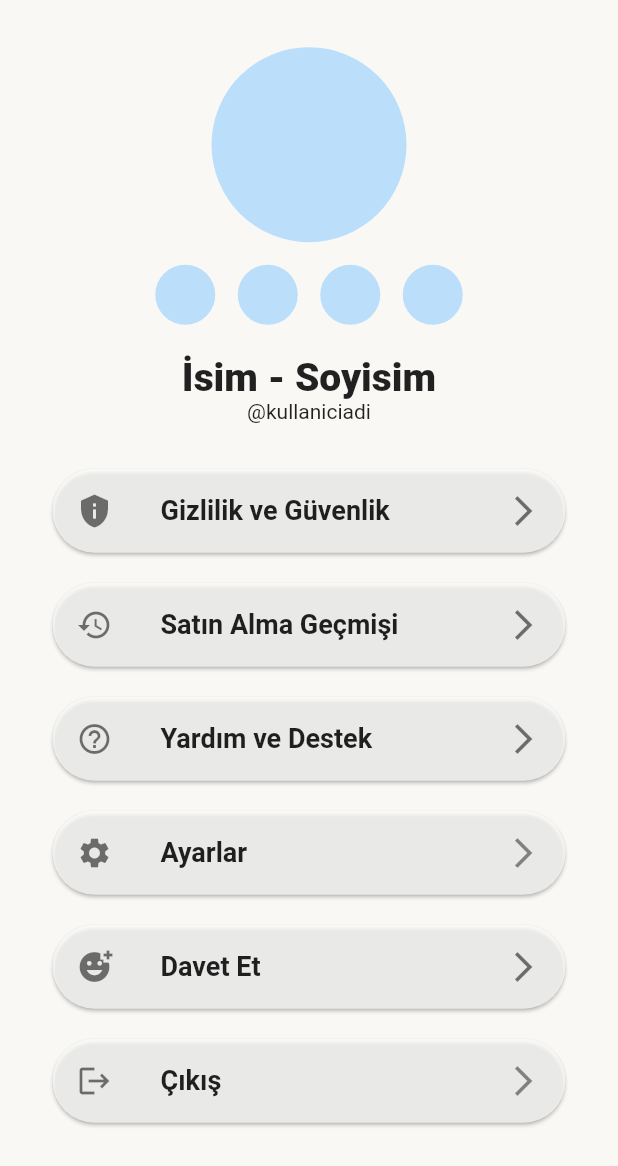
After one commit to elifhusnaturkay/biblioHubApp, a Flutter app: the screen it shows after launch, after a tap on "profilim", on a phone screen of 412 x 824 dp. The commit adds this screen. Shown: the top 1166 px of the screen. Run offline on Flutter 3.47's test engine with Material 2 defaults, Android fonts, the phone set to English and light mode, and no system bars; missing offline and left inert: dart:ffi, scaled_list; Roboto replaces fonts that are missing (AlbertusNova).

Commit message:
profil sayfası oluşturuldu - görsel düzenlemeler yapıldı

```diff
--- a/lib/pages/category_page.dart
+++ b/lib/pages/category_page.dart
@@ -1,5 +1,6 @@
 import 'package:flutter/material.dart';
 import 'package:kutuphaneapp/pages/content_page.dart';
+import 'package:kutuphaneapp/pages/profile_page.dart';
 import 'package:scaled_list/scaled_list.dart';
 
 class CategoryPage extends StatelessWidget {
@@ -50,6 +51,7 @@ class CategoryPage extends StatelessWidget {
               },
             ),
           ),
+
         ));
   }
 
--- a/lib/pages/forget_password.dart
+++ b/lib/pages/forget_password.dart
@@ -104,7 +104,7 @@ class _LoginPageScreenState extends State<NewPassword> {
         decoration: InputDecoration(
           hintText: hintText,
           border: OutlineInputBorder(
-              borderRadius: BorderRadius.all(Radius.circular(20.0))),
+              borderRadius: BorderRadius.all(Radius.circular(25.0))),
         ),
       ),
     );
@@ -138,7 +138,7 @@ class _LoginPageScreenState extends State<NewPassword> {
         decoration: InputDecoration(
           hintText: hintText,
           border: const OutlineInputBorder(
-              borderRadius: BorderRadius.all(Radius.circular(20.0))),
+              borderRadius: BorderRadius.all(Radius.circular(25.0))),
         ),
         value: selectedItem,
         items: items.map((String item) {
--- a/lib/pages/login_page.dart
+++ b/lib/pages/login_page.dart
@@ -3,6 +3,7 @@ import 'package:kutuphaneapp/pages/category_page.dart';
 import 'package:kutuphaneapp/pages/forget_password.dart';
 import 'package:kutuphaneapp/pages/login_page.dart';
 import 'package:kutuphaneapp/pages/new_account_page.dart';
+import 'package:kutuphaneapp/pages/profile_page.dart';
 
 import 'category_page.dart';
 import 'forget_password.dart';
@@ -118,7 +119,20 @@ class _LoginPageScreenState extends State<LoginPageScreen> {
                               builder: (context) => (NewAccountPage()),
                             ));
                       },
-                      child: Text("Hesabım Yok"))
+                      child: Text("Hesabım Yok")),
+                  ElevatedButton(
+                      style: ElevatedButton.styleFrom(
+                        backgroundColor: Color.fromARGB(255, 179, 179, 68),
+                        shape: StadiumBorder(),
+                      ),
+                      onPressed: () {
+                        Navigator.push(
+                            context,
+                            MaterialPageRoute(
+                              builder: (context) => (ProfilePage()),
+                            ));
+                      },
+                      child: Text("profilim"))
                 ],
               ),
             ),
@@ -136,7 +150,7 @@ class _LoginPageScreenState extends State<LoginPageScreen> {
         decoration: InputDecoration(
           hintText: hintText,
           border: OutlineInputBorder(
-              borderRadius: BorderRadius.all(Radius.circular(20.0))),
+              borderRadius: BorderRadius.all(Radius.circular(25.0))),
         ),
       ),
     );
--- a/lib/pages/new_account_page.dart
+++ b/lib/pages/new_account_page.dart
@@ -100,7 +100,7 @@ class _LoginPageScreenState extends State<NewAccountPage> {
         decoration: InputDecoration(
           hintText: hintText,
           border: OutlineInputBorder(
-              borderRadius: BorderRadius.all(Radius.circular(20.0))),
+              borderRadius: BorderRadius.all(Radius.circular(25.0))),
         ),
       ),
     );
@@ -134,7 +134,7 @@ class _LoginPageScreenState extends State<NewAccountPage> {
         decoration: InputDecoration(
           hintText: hintText,
           border: const OutlineInputBorder(
-              borderRadius: BorderRadius.all(Radius.circular(20.0))),
+              borderRadius: BorderRadius.all(Radius.circular(25.0))),
         ),
         value: selectedItem,
         items: items.map((String item) {
--- /dev/null
+++ b/lib/pages/profile_page.dart
@@ -0,0 +1,273 @@
+import 'package:flutter/material.dart';
+import 'package:kutuphaneapp/pages/category_page.dart';
+import 'package:kutuphaneapp/pages/forget_password.dart';
+import 'package:kutuphaneapp/pages/login_page.dart';
+
+class ProfilePage extends StatefulWidget {
+  const ProfilePage({super.key});
+
+  @override
+  State<ProfilePage> createState() => _LoginPageScreenState();
+}
+
+class _LoginPageScreenState extends State<ProfilePage> {
+  //ScreenUtil
+  final bool selected = false;
+  @override
+  Widget build(BuildContext context) {
+    var size = MediaQuery.of(context).size;
+    var backgroundColor = Color.fromARGB(255, 249, 248, 245);
+    var themeColor = Color(0xFF854700);
+    return SafeArea(
+      child: Scaffold(
+        body: Container(
+          padding: EdgeInsets.only(top: size.height * 0.02),
+          color: backgroundColor,
+          child: Column(
+            children: [
+              const SizedBox(
+                height: 15,
+              ),
+              Row(
+                mainAxisAlignment: MainAxisAlignment.center,
+                children: const [
+                  CircleAvatar(
+                    maxRadius: 65,
+                  ),
+                ],
+              ),
+              const SizedBox(
+                height: 15,
+              ),
+              Row(
+                mainAxisAlignment: MainAxisAlignment.center,
+                children: const [
+                  CircleAvatar(),
+                  SizedBox(
+                    width: 15,
+                  ),
+                  CircleAvatar(),
+                  SizedBox(
+                    width: 15,
+                  ),
+                  CircleAvatar(),
+                  SizedBox(
+                    width: 15,
+                  ),
+                  CircleAvatar()
+                ],
+              ),
+              const SizedBox(
+                height: 20,
+              ),
+              Row(
+                mainAxisAlignment: MainAxisAlignment.center,
+                children: const [
+                  Text(
+                    "İsim - Soyisim",
+                    style: TextStyle(
+                      fontWeight: FontWeight.w900,
+                      fontSize: 26,
+                      fontFamily: "AlbertusNova",
+                    ),
+                  )
+                ],
+              ),
+              Row(
+                mainAxisAlignment: MainAxisAlignment.center,
+                children: const [
+                  Text(
+                    "@kullaniciadi",
+                    style: TextStyle(
+                      fontFamily: "AlbertusNova",
+                    ),
+                  )
+                ],
+              ),
+              const SizedBox(
+                height: 15,
+              ),
+              const SizedBox(
+                height: 15,
+              ),
+              Container(
+                child: Expanded(
+                    child: ListView(
+                  children: [
+                    Card(
+                      margin: const EdgeInsets.only(
+                          left: 35, right: 35, bottom: 10),
+                      color: Colors.white70,
+                      shape: RoundedRectangleBorder(
+                          borderRadius: BorderRadius.circular(30)),
+                      child: const ListTile(
+                        leading: Icon(
+                          Icons.privacy_tip_sharp,
+                          color: Colors.black54,
+                        ),
+                        title: Text(
+                          'Gizlilik ve Güvenlik',
+                          style: TextStyle(
+                            fontSize: 18,
+                            fontWeight: FontWeight.bold,
+                            fontFamily: "AlbertusNova",
+                          ),
+                        ),
+                        trailing: Icon(
+                          Icons.arrow_forward_ios_outlined,
+                          color: Colors.black54,
+                        ),
+                      ),
+                    ),
+                    const SizedBox(
+                      height: 10,
+                    ),
+                    Card(
+                      color: Colors.white70,
+                      margin: const EdgeInsets.only(
+                          left: 35, right: 35, bottom: 10),
+                      shape: RoundedRectangleBorder(
+                          borderRadius: BorderRadius.circular(30)),
+                      child: const ListTile(
+                        leading: Icon(
+                          Icons.history,
+                          color: Colors.black54,
+                        ),
+                        title: Text(
+                          'Satın Alma Geçmişi',
+                          style: TextStyle(
+                            fontSize: 18,
+                            fontWeight: FontWeight.bold,
+                            fontFamily: "AlbertusNova",
+                          ),
+                        ),
+                        trailing: Icon(
+                          Icons.arrow_forward_ios_outlined,
+                          color: Colors.black54,
+                        ),
+                      ),
+                    ),
+                    const SizedBox(
+                      height: 10,
+                    ),
+                    Card(
+                      color: Colors.white70,
+                      margin: const EdgeInsets.only(
+                          left: 35, right: 35, bottom: 10),
+                      shape: RoundedRectangleBorder(
+                          borderRadius: BorderRadius.circular(30)),
+                      child: const ListTile(
+                        leading:
+                            Icon(Icons.help_outline, color: Colors.black54),
+                        title: Text(
+                          'Yardım ve Destek',
+                          style: TextStyle(
+                            fontSize: 18,
+                            fontWeight: FontWeight.bold,
+                            fontFamily: "AlbertusNova",
+                          ),
+                        ),
+                        trailing: Icon(
+                          Icons.arrow_forward_ios_outlined,
+                          color: Colors.black54,
+                        ),
+                      ),
+                    ),
+                    const SizedBox(
+                      height: 10,
+                    ),
+                    Card(
+                      color: Colors.white70,
+                      margin: const EdgeInsets.only(
+                          left: 35, right: 35, bottom: 10),
+                      shape: RoundedRectangleBorder(
+                          borderRadius: BorderRadius.circular(30)),
+                      child: const ListTile(
+                        leading: Icon(
+                          Icons.settings,
+                          color: Colors.black54,
+                        ),
+                        title: Text(
+                          'Ayarlar',
+                          style: TextStyle(
+                            fontSize: 18,
+                            fontWeight: FontWeight.bold,
+                            fontFamily: "AlbertusNova",
+                          ),
+                        ),
+                        trailing: Icon(Icons.arrow_forward_ios_outlined),
+                      ),
+                    ),
+                    const SizedBox(
+                      height: 10,
+                    ),
+                    Card(
+                      color: Colors.white70,
+                      margin: const EdgeInsets.only(
+                          left: 35, right: 35, bottom: 10),
+                      shape: RoundedRectangleBorder(
+                          borderRadius: BorderRadius.circular(30)),
+                      child: const ListTile(
+                        leading: Icon(
+                          Icons.add_reaction_sharp,
+                          color: Colors.black54,
+                        ),
+                        title: Text(
+                          'Davet Et',
+                          style: TextStyle(
+                            fontSize: 18,
+                            fontWeight: FontWeight.bold,
+                            fontFamily: "AlbertusNova",
+                          ),
+                        ),
+                        trailing: Icon(
+                          Icons.arrow_forward_ios_outlined,
+                          color: Colors.black54,
+                        ),
+                      ),
+                    ),
+                    const SizedBox(
+                      height: 10,
+                    ),
+                    InkWell(
+                      onTap: () {
+                        Navigator.push(
+                            context,
+                            MaterialPageRoute(
+                              builder: (context) => (LoginPageScreen()),
+                            ));
+                      },
+                      child: Card(
+                        color: Colors.white70,
+                        margin: const EdgeInsets.only(
+                            left: 35, right: 35, bottom: 10),
+                        shape: RoundedRectangleBorder(
+                          borderRadius: BorderRadius.circular(30),
+                        ),
+                        child: ListTile(
+                          leading: Icon(
+                            Icons.logout,
+                            color: Colors.black54,
+                          ),
+                          title: Text(
+                            'Çıkış',
+                            style: TextStyle(
+                              fontSize: 18,
+                              fontWeight: FontWeight.bold,
+                              fontFamily: "AlbertusNova",
+                            ),
+                          ),
+                          trailing: Icon(Icons.arrow_forward_ios_outlined),
+                        ),
+                      ),
+                    ),
+                  ],
+                )),
+              )
+            ],
+          ),
+        ),
+      ),
+    );
+  }
+}
```
Also changed, not shown: assets/images/1_Twitter-new-icon-mobile-app.jpg (added), assets/images/600px-LinkedIn_logo_initials.png (added), assets/images/GooglePlus-logo-red.png (added), assets/images/assets/1_Twitter-new-icon-mobile-app.jpg (added), assets/images/assets/600px-LinkedIn_logo_initials.png (added), assets/images/assets/GooglePlus-logo-red.png (added), assets/images/assets/download.png (added), assets/images/download.png (added).
